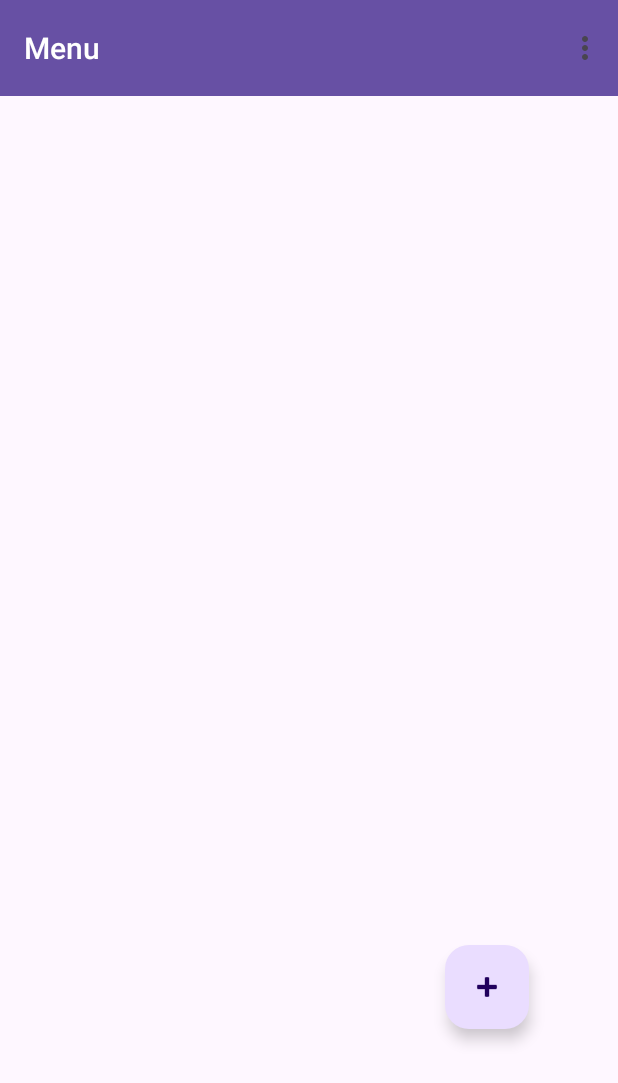
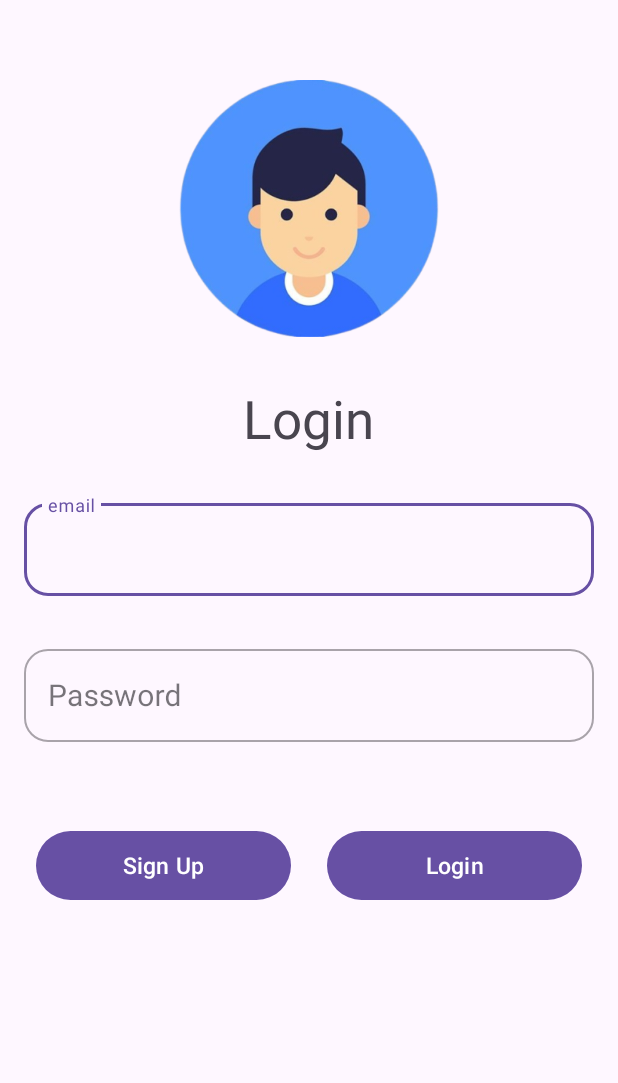
Before and after one commit to KeoYinyong/MobileSurveyproject, an Android app: the screen it shows after launch (mainMenu before the commit, Login after it), after a tap on "Login", on a phone screen of 412 x 824 dp. Shown: the top 1083 px of the screen. Run offline under Robolectric (Android 15) with nearby library versions, the phone set to English and light mode, and no system bars; our stand-ins replace Firebase (no records; nobody signed in at launch, a user with empty details on screens opened directly); 2 statements that could not run were skipped.

Commit message:
connect firebase login signup

```diff
--- a/app/build.gradle.kts
+++ b/app/build.gradle.kts
@@ -1,5 +1,6 @@
 plugins {
     id("com.android.application")
+    id("com.google.gms.google-services")
 }
 
 android {
@@ -41,6 +42,7 @@ dependencies {
     implementation("androidx.constraintlayout:constraintlayout:2.1.4")
     implementation("androidx.navigation:navigation-fragment:2.5.3")
     implementation("androidx.navigation:navigation-ui:2.5.3")
+    implementation("com.google.firebase:firebase-auth:22.3.1")
     testImplementation("junit:junit:4.13.2")
     androidTestImplementation("androidx.test.ext:junit:1.1.5")
     androidTestImplementation("androidx.test.espresso:espresso-core:3.5.1")
--- /dev/null
+++ b/app/src/main/java/com/yong/Student/Login.java
@@ -0,0 +1,99 @@
+package com.yong.Student;
+
+import static android.widget.Toast.LENGTH_SHORT;
+import static com.yong.Student.R.id.login_email;
+import androidx.annotation.NonNull;
+import androidx.appcompat.app.AppCompatActivity;
+import android.annotation.SuppressLint;
+import android.app.ProgressDialog;
+import android.content.Intent;
+import android.os.Bundle;
+import android.text.TextUtils;
+import android.view.View;
+import android.widget.Button;
+import android.widget.EditText;
+import android.widget.Toast;
+import com.google.android.gms.tasks.OnCompleteListener;
+import com.google.android.gms.tasks.Task;
+import com.google.firebase.auth.AuthResult;
+import com.google.firebase.auth.FirebaseAuth;
+
+public class Login extends AppCompatActivity {
+
+    private Button btn_login, buttonSignUp;
+    private EditText lg_email, login_password;
+    private ProgressDialog loadingBar;
+    private FirebaseAuth auth;
+
+
+    @SuppressLint("MissingInflatedId")
+    @Override
+    protected void onCreate(Bundle savedInstanceState) {
+        super.onCreate(savedInstanceState);
+        setContentView(R.layout.activity_login);
+
+        auth = FirebaseAuth.getInstance();
+
+        lg_email = (EditText) findViewById(login_email);
+        login_password = (EditText) findViewById(R.id.login_password);
+        btn_login = findViewById(R.id.btn_login);
+        buttonSignUp = findViewById(R.id.btn_signup);
+
+        loadingBar = new ProgressDialog(this);
+        buttonSignUp.setOnClickListener(new View.OnClickListener() {
+            @Override
+            public void onClick(View v) {
+                // Launch the sign-up activity
+                Intent intent = new Intent(Login.this, SignUp.class);
+                startActivity(intent);
+            }
+        });
+
+        btn_login.setOnClickListener(new View.OnClickListener() {
+            @Override
+            public void onClick(View v) {
+                userLogin();
+            }
+        });
+    }
+
+    private void userLogin() {
+        String email = lg_email.getText().toString();
+        String password = login_password.getText().toString();
+        if (TextUtils.isEmpty(email)) {
+            Toast.makeText(this, "Please write your email...", LENGTH_SHORT).show();
+        } else if (TextUtils.isEmpty(password)) {
+            Toast.makeText(this, "Please confirm your password...", Toast.LENGTH_SHORT).show();
+        } else {
+            loadingBar.setTitle("Login");
+            loadingBar.setMessage("Please wait, while we are allowing you to login into account...");
+            loadingBar.show();
+            loadingBar.setCanceledOnTouchOutside(true);
+
+            auth.createUserWithEmailAndPassword(email, password)
+                    .addOnCompleteListener(new OnCompleteListener<AuthResult>() {
+                        @Override
+                        public void onComplete(@NonNull Task<AuthResult> task) {
+                            if (task.isSuccessful()) {
+                                sendUserToMainMenuActivity();
+                                Toast.makeText(Login.this, "you are login succeessfully...", Toast.LENGTH_SHORT).show();
+                                loadingBar.dismiss();
+
+                            } else {
+                                String message = task.getException().getMessage();
+                                Toast.makeText(Login.this, "Error Occured: " + message, Toast.LENGTH_SHORT).show();
+                                loadingBar.dismiss();
+                            }
+                        }
+                    });
+        }
+    }
+
+    private void sendUserToMainMenuActivity() {
+        Intent loginIntent = new Intent(Login.this, MainActivity.class);
+        loginIntent.addFlags(Intent.FLAG_ACTIVITY_NEW_TASK | Intent.FLAG_ACTIVITY_CLEAR_TASK);
+        startActivity(loginIntent);
+        finish();
+    }
+
+}
--- a/app/src/main/java/com/yong/Student/MainActivity.java
+++ b/app/src/main/java/com/yong/Student/MainActivity.java
@@ -1,37 +1,35 @@
 package com.yong.Student;
 
 import androidx.appcompat.app.AppCompatActivity;
+import androidx.appcompat.widget.Toolbar;
+import android.view.Menu;
+import android.os.Bundle;
+import android.view.MenuInflater;
 
-import android.content.Intent;
-import android.os.Bundle;
-import android.view.View;
-import android.widget.Button;
 
 public class MainActivity extends AppCompatActivity {
+
+
+
 
     @Override
     protected void onCreate(Bundle savedInstanceState) {
         super.onCreate(savedInstanceState);
         setContentView(R.layout.activity_main);
-        Button signup = (Button) findViewById(R.id.btn_signup);
-        Button login = (Button) findViewById(R.id.btn_login);
 
-        signup.setOnClickListener(new View.OnClickListener() {
-            @Override
-            public void onClick(View v) {
-                Intent intent = new Intent(getApplicationContext(), SignUp.class);
-                startActivityForResult(intent, 1);
 
-            }
-        });
-        login.setOnClickListener(new View.OnClickListener() {
-            @Override
-            public void onClick(View v) {
-                Intent intent = new Intent(getApplicationContext(), mainMenu.class);
-                startActivityForResult(intent, 1);
-
-            }
-        });
+        Toolbar toolbar = findViewById(R.id.toolbar);
+        toolbar.setTitle("Menu");
+        setSupportActionBar(toolbar);
 
     }
+
+
+    @Override
+    public boolean onCreateOptionsMenu(Menu menu) {
+        MenuInflater inflater = getMenuInflater();
+        inflater.inflate(R.menu.main_menu, menu);
+        return true;
+    }
+
 }
--- a/app/src/main/java/com/yong/Student/mainMenu.java
+++ /dev/null
@@ -1,36 +0,0 @@
-package com.yong.Student;
-
-import androidx.appcompat.app.AppCompatActivity;
-import androidx.appcompat.widget.Toolbar;
-import android.view.Menu;
-
-
-
-import android.os.Bundle;
-import android.view.MenuInflater;
-
-
-public class mainMenu extends AppCompatActivity {
-
-
-
-    @Override
-    protected void onCreate(Bundle savedInstanceState) {
-        super.onCreate(savedInstanceState);
-        setContentView(R.layout.activity_main_menu);
-
-        Toolbar toolbar = findViewById(R.id.toolbar);
-        toolbar.setTitle("Menu");
-        setSupportActionBar(toolbar);
-
-    }
-
-    @Override
-    public boolean onCreateOptionsMenu(Menu menu) {
-        MenuInflater inflater = getMenuInflater();
-        inflater.inflate(R.menu.main_menu, menu);
-        return true;
-    }
-
-
-}
--- /dev/null
+++ b/app/src/main/res/layout/activity_login.xml
@@ -0,0 +1,108 @@
+<?xml version="1.0" encoding="utf-8"?>
+<androidx.constraintlayout.widget.ConstraintLayout xmlns:android="http://schemas.android.com/apk/res/android"
+    xmlns:app="http://schemas.android.com/apk/res-auto"
+    xmlns:tools="http://schemas.android.com/tools"
+    android:id="@+id/login_password"
+    android:layout_width="match_parent"
+    android:layout_height="match_parent"
+    android:paddingLeft="16dp"
+    android:paddingRight="16dp"
+    tools:context=".Login">
+
+    <ImageView
+        android:id="@+id/imageView"
+        android:layout_width="0dp"
+        android:layout_height="182dp"
+        android:layout_marginStart="100dp"
+        android:layout_marginTop="48dp"
+        android:layout_marginEnd="100dp"
+        app:layout_constraintEnd_toEndOf="parent"
+        app:layout_constraintHorizontal_bias="0.0"
+        app:layout_constraintStart_toStartOf="parent"
+        app:layout_constraintTop_toTopOf="parent"
+        app:srcCompat="@drawable/img" />
+
+    <TextView
+        android:id="@+id/textView"
+        android:layout_width="wrap_content"
+        android:layout_height="wrap_content"
+        android:layout_marginTop="25dp"
+        android:text="Login"
+        android:textSize="35sp"
+        app:layout_constraintEnd_toEndOf="parent"
+        app:layout_constraintHorizontal_bias="0.498"
+        app:layout_constraintStart_toStartOf="parent"
+        app:layout_constraintTop_toBottomOf="@+id/imageView" />
+
+    <com.google.android.material.textfield.TextInputLayout
+        android:id="@+id/usernameTextInputLayout"
+        style="@style/Widget.MaterialComponents.TextInputLayout.OutlinedBox"
+        android:layout_width="0dp"
+        android:layout_height="wrap_content"
+        android:layout_marginTop="100dp"
+        app:boxCornerRadiusBottomEnd="16dp"
+        app:boxCornerRadiusBottomStart="16dp"
+        app:boxCornerRadiusTopEnd="16dp"
+        app:boxCornerRadiusTopStart="16dp"
+        app:layout_constraintEnd_toEndOf="parent"
+        app:layout_constraintStart_toStartOf="parent"
+        app:layout_constraintTop_toBottomOf="@+id/imageView">
+
+        <com.google.android.material.textfield.TextInputEditText
+            android:id="@+id/login_email"
+            android:layout_width="match_parent"
+            android:layout_height="wrap_content"
+            android:hint="email"
+            android:textSize="20sp" />
+    </com.google.android.material.textfield.TextInputLayout>
+
+    <com.google.android.material.textfield.TextInputLayout
+        android:id="@+id/passwordTextInputLayout"
+        style="@style/Widget.MaterialComponents.TextInputLayout.OutlinedBox"
+        android:layout_width="0dp"
+        android:layout_height="wrap_content"
+        android:layout_marginTop="30dp"
+        app:boxCornerRadiusBottomEnd="16dp"
+        app:boxCornerRadiusBottomStart="16dp"
+        app:boxCornerRadiusTopEnd="16dp"
+        app:boxCornerRadiusTopStart="16dp"
+        app:layout_constraintEnd_toEndOf="parent"
+        app:layout_constraintStart_toStartOf="parent"
+        app:layout_constraintTop_toBottomOf="@+id/usernameTextInputLayout">
+
+        <com.google.android.material.textfield.TextInputEditText
+            android:id="@+id/editTextTextPassword"
+            android:layout_width="match_parent"
+            android:layout_height="wrap_content"
+            android:hint="Password"
+            android:inputType="textPassword"
+            android:textSize="20sp" />
+    </com.google.android.material.textfield.TextInputLayout>
+
+    <com.google.android.material.button.MaterialButton
+        android:id="@+id/btn_signup"
+        android:layout_width="0dp"
+        android:layout_height="54dp"
+        android:layout_marginStart="8dp"
+        android:layout_marginTop="55dp"
+        android:layout_marginEnd="8dp"
+        android:text="Sign Up"
+        android:textSize="15sp"
+        app:layout_constraintEnd_toStartOf="@+id/btn_login"
+        app:layout_constraintStart_toStartOf="parent"
+        app:layout_constraintTop_toBottomOf="@+id/passwordTextInputLayout" />
+
+    <com.google.android.material.button.MaterialButton
+        android:id="@+id/btn_login"
+        android:layout_width="0dp"
+        android:layout_height="54dp"
+        android:layout_marginStart="16dp"
+        android:layout_marginTop="55dp"
+        android:layout_marginEnd="8dp"
+        android:text="Login"
+        android:textSize="15sp"
+        app:layout_constraintEnd_toEndOf="parent"
+        app:layout_constraintStart_toEndOf="@+id/btn_signup"
+        app:layout_constraintTop_toBottomOf="@+id/passwordTextInputLayout" />
+
+</androidx.constraintlayout.widget.ConstraintLayout>
--- a/app/src/main/res/layout/activity_main_menu.xml
+++ /dev/null
@@ -1,36 +0,0 @@
-<?xml version="1.0" encoding="utf-8"?>
-<androidx.constraintlayout.widget.ConstraintLayout xmlns:android="http://schemas.android.com/apk/res/android"
-xmlns:app="http://schemas.android.com/apk/res-auto"
-xmlns:tools="http://schemas.android.com/tools"
-android:layout_width="match_parent"
-android:layout_height="match_parent"
-tools:context=".mainMenu">
-
-<include layout="@layout/toolbar"
-    android:id="@+id/toolbar"
-    app:layout_constraintTop_toTopOf="parent"/>
-
-<ListView
-    android:id="@+id/list"
-    android:layout_width="match_parent"
-    android:layout_height="0dp"
-    app:layout_constraintEnd_toEndOf="parent"
-    app:layout_constraintTop_toBottomOf="@+id/toolbar"
-    app:layout_constraintHorizontal_bias="1.0"
-    app:layout_constraintStart_toStartOf="parent" />
-
-<com.google.android.material.floatingactionbutton.FloatingActionButton
-    android:id="@+id/menuAdd"
-    android:layout_width="wrap_content"
-    android:layout_height="wrap_content"
-    android:layout_gravity="bottom|end"
-    android:layout_marginTop="519dp"
-    android:layout_marginEnd="59dp"
-    android:layout_marginBottom="92dp"
-    app:layout_constraintBottom_toBottomOf="parent"
-    app:layout_constraintEnd_toEndOf="parent"
-    app:layout_constraintTop_toBottomOf="@+id/toolbar"
-    app:srcCompat="@android:drawable/ic_input_add"
-    tools:ignore="MissingConstraints" />
-
-</androidx.constraintlayout.widget.ConstraintLayout>
--- a/app/src/main/res/layout/activity_sign_up.xml
+++ b/app/src/main/res/layout/activity_sign_up.xml
@@ -72,10 +72,10 @@
         app:layout_constraintTop_toBottomOf="@+id/usernameTextInputLayout">
 
         <com.google.android.material.textfield.TextInputEditText
-            android:id="@+id/txt_address"
+            android:id="@+id/txt_email"
             android:layout_width="match_parent"
             android:layout_height="wrap_content"
-            android:hint="Enter Address"
+            android:hint="Enter Email Address"
             android:textSize="15sp"/>
     </com.google.android.material.textfield.TextInputLayout>
 
--- a/app/src/main/res/menu/main_menu.xml
+++ b/app/src/main/res/menu/main_menu.xml
@@ -3,8 +3,7 @@
     xmlns:app="http://schemas.android.com/apk/res-auto">
     <item
         android:id="@+id/profile"
+        android:orderInCategory="100"
         android:title="Profile"
-        android:orderInCategory="100"
         app:showAsAction="never" />
-    <!-- Add more items as needed -->
 </menu>
```
Also changed, not shown: app/src/main/AndroidManifest.xml (+6 -5 lines), app/src/main/java/com/yong/Student/Profile.java (added, +14 -0 lines), app/src/main/java/com/yong/Student/SignUp.java (+88 -0 lines), app/src/main/res/drawable/ic_arrow.xml (added, +13 -0 lines), app/src/main/res/drawable/ic_profile.xml (added, +19 -0 lines), app/src/main/res/drawable/rectangular_button_background.xml (added, +7 -0 lines), app/src/main/res/layout/activity_main.xml (+35 -90 lines), app/src/main/res/layout/activity_profile.xml (added, +9 -0 lines), build.gradle.kts (+6 -1 lines), app/src/main/res/mipmap-hdpi/next.png (added), gradle/wrapper/gradle-wrapper.properties, 1 other file.
